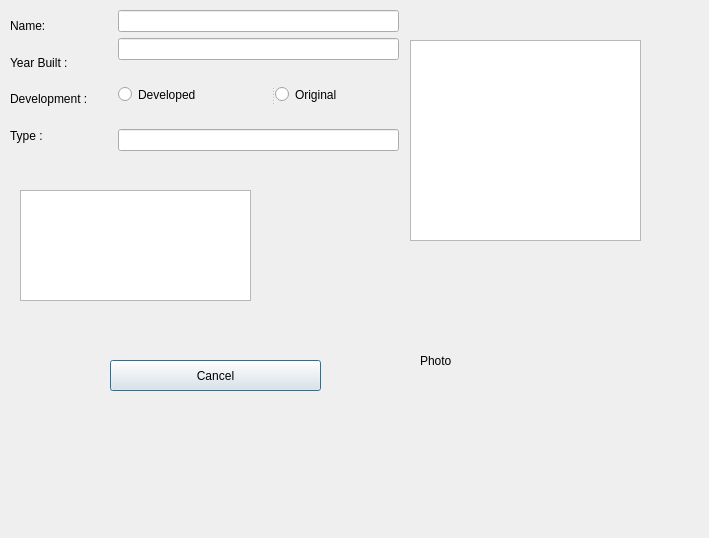
Qt form computerinfodialog.ui (hermanno16/vika333) before a commit.
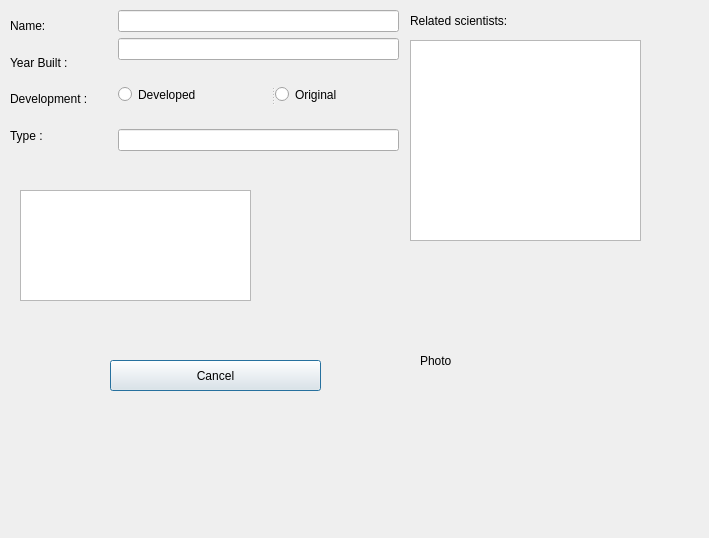
The same form after that commit. Icons and pictures are not drawn.

The edit to the form file:
```diff
--- a/computerinfodialog.ui
+++ b/computerinfodialog.ui
@@ -42,24 +42,17 @@
   <widget class="QLabel" name="label_related_scientists">
    <property name="geometry">
     <rect>
-     <x>8</x>
-     <y>350</y>
-     <width>191</width>
-     <height>31</height>
+     <x>410</x>
+     <y>10</y>
+     <width>171</width>
+     <height>21</height>
     </rect>
    </property>
    <property name="toolTip">
     <string>Cancel</string>
    </property>
    <property name="text">
-    <string/>
-   </property>
-   <property name="icon" stdset="0">
-    <iconset>
-     <normaloff>../build-VLN1-3-Desktop_Qt_5_7_0_MSVC2015_64bit-Debug/icons/cancel.ico.ico</normaloff>../build-VLN1-3-Desktop_Qt_5_7_0_MSVC2015_64bit-Debug/icons/cancel.ico.ico</iconset>
-   </property>
-   <property name="shortcut" stdset="0">
-    <string>Ctrl+C</string>
+    <string>Related scientists:</string>
    </property>
   </widget>
   <widget class="QTableWidget" name="info_related_scientists">
```
Left out of the diff: 13 changed lines with no effect on the pictures.
